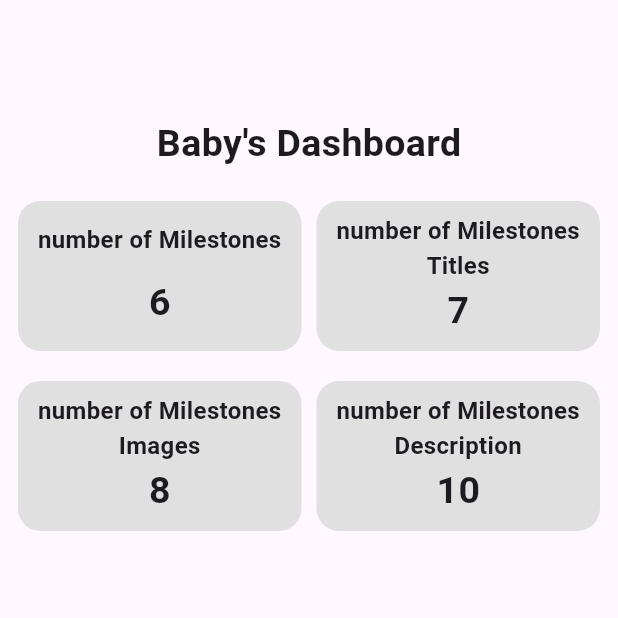
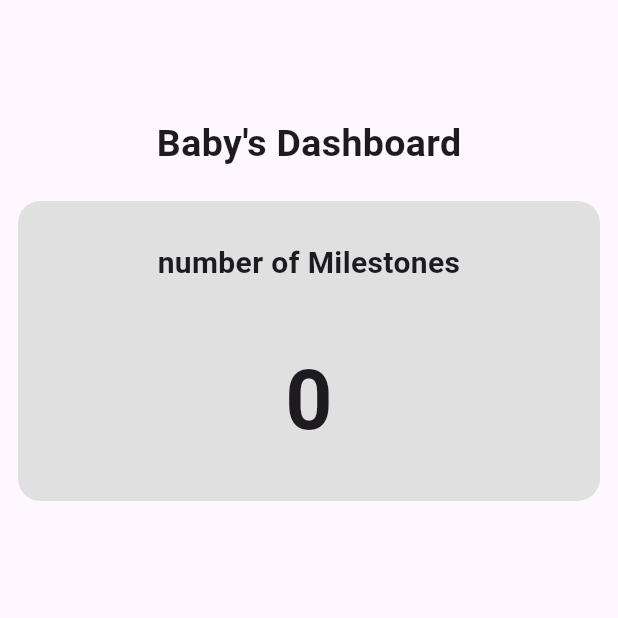
Before and after one commit to Tosin2289/Baby-Milestone-App, a Flutter app: the DashboardScreen screen opened directly, on a phone screen of 412 x 824 dp, the top half of it. Run offline on Flutter 3.47's test engine with Material 3 defaults, Android fonts, the phone set to English and light mode, and no system bars; our stand-ins replace get, get_storage, iconsax, image_picker; accounts and stored records are empty.

```diff
--- a/lib/src/controller/milestone_controller.dart
+++ b/lib/src/controller/milestone_controller.dart
@@ -16,4 +16,9 @@ class MilestoneController extends GetxController {
     }
     pickedFile = Rx<File?>(File(imageFile!.path));
   }
+
+  addToList(String title, String description, String time, File imgpath) {
+    milestones.add(Milestone(
+        title: title, description: description, image: imgpath, time: time));
+  }
 }
--- a/lib/src/models/milestone.dart
+++ b/lib/src/models/milestone.dart
@@ -1,8 +1,10 @@
 // ignore_for_file: public_member_api_docs, sort_constructors_first
+import 'dart:io';
+
 class Milestone {
   String? title;
   String? description;
-  String? image;
+  File? image;
   String? time;
   Milestone({
     required this.title,
--- a/lib/src/views/dashboard_screen.dart
+++ b/lib/src/views/dashboard_screen.dart
@@ -1,7 +1,17 @@
 import 'package:flutter/material.dart';
+import 'package:get/get.dart';
 
-class DashboardScreen extends StatelessWidget {
+import '../controller/milestone_controller.dart';
+
+class DashboardScreen extends StatefulWidget {
   const DashboardScreen({super.key});
+
+  @override
+  State<DashboardScreen> createState() => _DashboardScreenState();
+}
+
+class _DashboardScreenState extends State<DashboardScreen> {
+  var controller = Get.put(MilestoneController());
 
   @override
   Widget build(BuildContext context) {
@@ -11,9 +21,8 @@ class DashboardScreen extends StatelessWidget {
           centerTitle: true,
         ),
         body: Padding(
-          padding: const EdgeInsets.all(12.0),
-          child: Column(
-            children: [
+            padding: const EdgeInsets.all(12.0),
+            child: Column(children: [
               const SizedBox(
                 height: 10,
               ),
@@ -28,57 +37,26 @@ class DashboardScreen extends StatelessWidget {
                 children: [
                   Expanded(
                       child: Container(
-                    height: 100,
+                    height: 200,
                     decoration: BoxDecoration(
                         color: Colors.grey.shade300,
                         borderRadius: BorderRadius.circular(15)),
-                    child: const Padding(
-                      padding: EdgeInsets.all(8.0),
+                    child: Padding(
+                      padding: const EdgeInsets.all(8.0),
                       child: Center(
                         child: Column(
                           mainAxisAlignment: MainAxisAlignment.spaceAround,
                           children: [
-                            Text(
+                            const Text(
                               "number of Milestones",
                               textAlign: TextAlign.center,
                               style: TextStyle(
-                                  fontSize: 16, fontWeight: FontWeight.bold),
+                                  fontSize: 20, fontWeight: FontWeight.bold),
                             ),
                             Text(
-                              "6",
-                              style: TextStyle(
-                                  fontSize: 25, fontWeight: FontWeight.bold),
-                            ),
-                          ],
-                        ),
-                      ),
-                    ),
-                  )),
-                  const SizedBox(
-                    width: 10,
-                  ),
-                  Expanded(
-                      child: Container(
-                    height: 100,
-                    decoration: BoxDecoration(
-                        color: Colors.grey.shade300,
-                        borderRadius: BorderRadius.circular(15)),
-                    child: const Padding(
-                      padding: EdgeInsets.all(8.0),
-                      child: Center(
-                        child: Column(
-                          mainAxisAlignment: MainAxisAlignment.spaceAround,
-                          children: [
-                            Text(
-                              "number of Milestones Titles",
-                              textAlign: TextAlign.center,
-                              style: TextStyle(
-                                  fontSize: 16, fontWeight: FontWeight.bold),
-                            ),
-                            Text(
-                              "7",
-                              style: TextStyle(
-                                  fontSize: 25, fontWeight: FontWeight.bold),
+                              controller.milestones.length.toString(),
+                              style: const TextStyle(
+                                  fontSize: 55, fontWeight: FontWeight.bold),
                             ),
                           ],
                         ),
@@ -87,74 +65,6 @@ class DashboardScreen extends StatelessWidget {
                   )),
                 ],
               ),
-              const SizedBox(
-                height: 20,
-              ),
-              Row(
-                children: [
-                  Expanded(
-                      child: Container(
-                    height: 100,
-                    decoration: BoxDecoration(
-                        color: Colors.grey.shade300,
-                        borderRadius: BorderRadius.circular(15)),
-                    child: const Padding(
-                      padding: EdgeInsets.all(8.0),
-                      child: Center(
-                        child: Column(
-                          mainAxisAlignment: MainAxisAlignment.spaceAround,
-                          children: [
-                            Text(
-                              "number of Milestones Images",
-                              textAlign: TextAlign.center,
-                              style: TextStyle(
-                                  fontSize: 16, fontWeight: FontWeight.bold),
-                            ),
-                            Text(
-                              "8",
-                              style: TextStyle(
-                                  fontSize: 25, fontWeight: FontWeight.bold),
-                            ),
-                          ],
-                        ),
-                      ),
-                    ),
-                  )),
-                  const SizedBox(
-                    width: 10,
-                  ),
-                  Expanded(
-                      child: Container(
-                    height: 100,
-                    decoration: BoxDecoration(
-                        color: Colors.grey.shade300,
-                        borderRadius: BorderRadius.circular(15)),
-                    child: const Padding(
-                      padding: EdgeInsets.all(8.0),
-                      child: Center(
-                        child: Column(
-                          mainAxisAlignment: MainAxisAlignment.spaceAround,
-                          children: [
-                            Text(
-                              "number of Milestones Description",
-                              textAlign: TextAlign.center,
-                              style: TextStyle(
-                                  fontSize: 16, fontWeight: FontWeight.bold),
-                            ),
-                            Text(
-                              "10",
-                              style: TextStyle(
-                                  fontSize: 25, fontWeight: FontWeight.bold),
-                            ),
-                          ],
-                        ),
-                      ),
-                    ),
-                  )),
-                ],
-              ),
-            ],
-          ),
-        ));
+            ])));
   }
 }
```
Also changed, not shown: lib/src/views/add_new_milestone_screen.dart (+17 -3 lines), lib/src/views/details_screen.dart (+27 -16 lines), lib/src/views/fullscreen.dart (deleted, +0 -10 lines), lib/src/views/home_screen.dart (+24 -17 lines).
